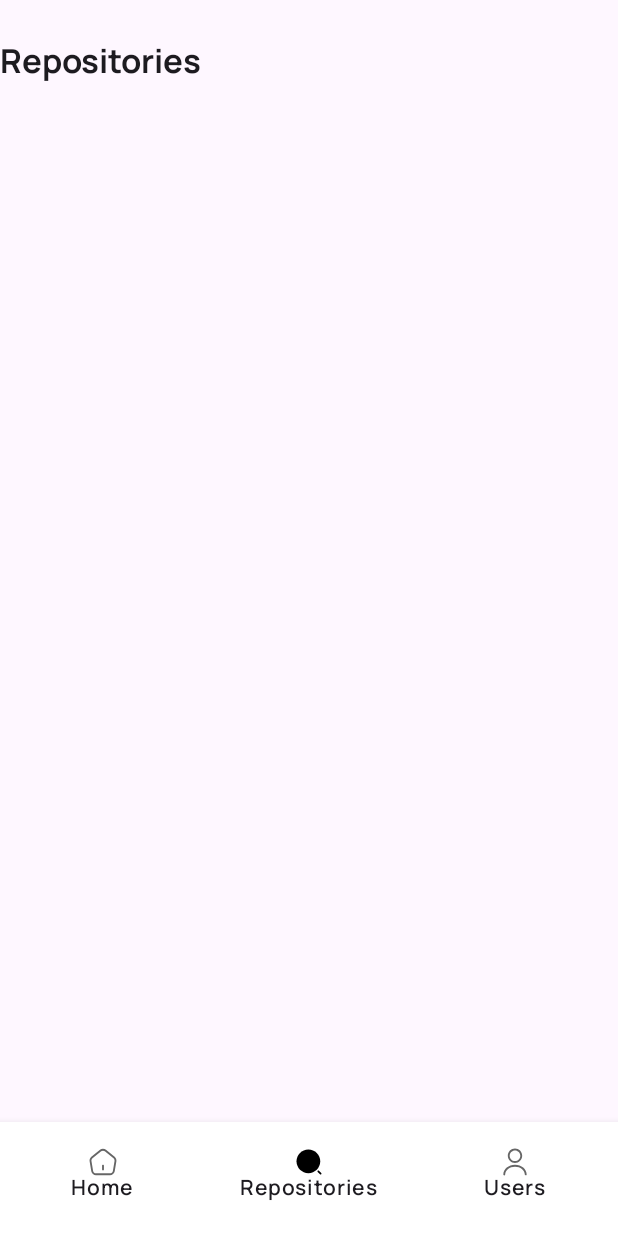
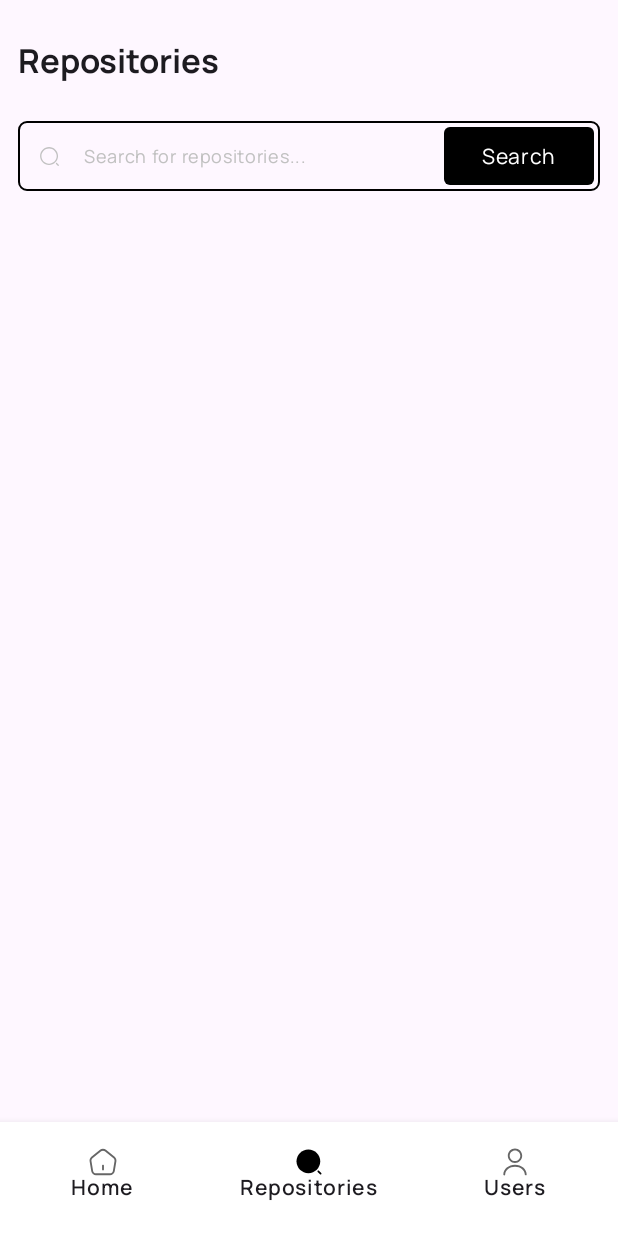
Before and after one commit to Xheghun/RepoLens, an Android app built with Jetpack Compose: the screen it shows after launch (MainActivity), item 2 of the bottom bar chosen, on a phone screen of 412 x 824 dp. Run offline under Robolectric (Android 15) with nearby library versions, the phone set to English and light mode, and no system bars.

Commit message:
search widget

```diff
--- a/app/src/main/java/com/xheghun/repolens/presentation/search/SearchView.kt
+++ b/app/src/main/java/com/xheghun/repolens/presentation/search/SearchView.kt
@@ -1,14 +1,93 @@
 package com.xheghun.repolens.presentation.search
 
+import androidx.compose.foundation.background
+import androidx.compose.foundation.border
+import androidx.compose.foundation.clickable
+import androidx.compose.foundation.layout.Box
 import androidx.compose.foundation.layout.Column
+import androidx.compose.foundation.layout.Row
+import androidx.compose.foundation.layout.fillMaxWidth
+import androidx.compose.foundation.layout.padding
+import androidx.compose.foundation.layout.size
+import androidx.compose.foundation.layout.width
+import androidx.compose.foundation.shape.RoundedCornerShape
+import androidx.compose.foundation.text.BasicTextField
+import androidx.compose.material.Icon
+import androidx.compose.material.Text
+import androidx.compose.material3.MaterialTheme
 import androidx.compose.runtime.Composable
+import androidx.compose.runtime.getValue
+import androidx.compose.runtime.mutableStateOf
+import androidx.compose.runtime.remember
+import androidx.compose.runtime.setValue
+import androidx.compose.ui.Alignment
+import androidx.compose.ui.Modifier
+import androidx.compose.ui.draw.clip
+import androidx.compose.ui.graphics.Color
+import androidx.compose.ui.res.painterResource
+import androidx.compose.ui.unit.dp
 import androidx.navigation.NavHostController
+import com.xheghun.repolens.R
+import com.xheghun.repolens.presentation.theme.Black
+import com.xheghun.repolens.presentation.theme.Grey
 import com.xheghun.repolens.presentation.widget.PageTitle
 
 @Composable
 fun SearchView(navController: NavHostController) {
-    Column {
 
+    var value by remember { mutableStateOf("") }
+
+    Column(
+        Modifier
+            .fillMaxWidth()
+            .padding(horizontal = 12.dp)
+    ) {
         PageTitle(title = "Repositories")
+        Row(
+            verticalAlignment = Alignment.CenterVertically,
+            modifier =
+            Modifier
+                .fillMaxWidth()
+                .border(1.dp, Black, RoundedCornerShape(6.dp))
+                .padding(4.dp)
+        ) {
+            Icon(
+                painterResource(id = R.drawable.search),
+                contentDescription = "search prefix",
+                tint = Grey,
+                modifier = Modifier
+                    .padding(horizontal = 10.dp)
+                    .size(14.dp)
+            )
+            Box(Modifier.width(6.dp))
+            BasicTextField(
+                value = value,
+                onValueChange = { newValue -> value = newValue},
+                decorationBox = { innerTextField ->
+                    if (value.isEmpty()) {
+                        Text(
+                            text = "Search for repositories...",
+                            color = Grey,
+                            style = MaterialTheme.typography.bodySmall,
+                        )
+                    } else {
+                        innerTextField()
+                    }
+
+                },
+                modifier = Modifier.weight(1f)
+            )
+            Box(Modifier.width(6.dp))
+            Text(
+                "Search",
+                style = MaterialTheme.typography.bodyLarge,
+                color = Color.White,
+                modifier = Modifier
+                    .clip(RoundedCornerShape(4.dp))
+                    .background(Black)
+                    .clickable { }
+                    .padding(horizontal = 25.dp, vertical = 10.dp)
+            )
+        }
     }
 }
--- a/app/src/main/java/com/xheghun/repolens/presentation/theme/Color.kt
+++ b/app/src/main/java/com/xheghun/repolens/presentation/theme/Color.kt
@@ -8,4 +8,5 @@ val DeepPurple = Color(0xFF5D2A6A)
 val Lime = Color(0xFF51FD00)
 val TealTransparent = Color(0xFFECF5F8)
 val PurpleTransparent = Color(0xFFF6EDF8)
-val Grey = Color(0xFFD9D9D9)
+val GreyLight = Color(0xFFD9D9D9)
+val Grey = Color(0xFFC1C1C1)
--- a/app/src/main/java/com/xheghun/repolens/presentation/theme/Type.kt
+++ b/app/src/main/java/com/xheghun/repolens/presentation/theme/Type.kt
@@ -36,4 +36,11 @@ val Typography = Typography(
         lineHeight = 16.sp,
         letterSpacing = 0.5.sp
     ),
+    bodySmall = TextStyle(
+        fontFamily = ManRope,
+        fontWeight = FontWeight.Normal,
+        fontSize = 12.sp,
+        lineHeight = 14.sp,
+        letterSpacing = 0.5.sp
+    )
 )
--- a/app/src/main/java/com/xheghun/repolens/presentation/widget/NavTile.kt
+++ b/app/src/main/java/com/xheghun/repolens/presentation/widget/NavTile.kt
@@ -1,6 +1,5 @@
 package com.xheghun.repolens.presentation.widget
 
-import androidx.compose.foundation.BorderStroke
 import androidx.compose.foundation.background
 import androidx.compose.foundation.border
 import androidx.compose.foundation.clickable
@@ -18,7 +17,7 @@ import androidx.compose.ui.draw.clip
 import androidx.compose.ui.graphics.Color
 import androidx.compose.ui.res.painterResource
 import androidx.compose.ui.unit.dp
-import com.xheghun.repolens.presentation.theme.Grey
+import com.xheghun.repolens.presentation.theme.GreyLight
 
 @Composable
 fun NavTile(
@@ -36,7 +35,7 @@ fun NavTile(
             .height(140.dp)
             .clip(RoundedCornerShape(4.dp))
             .clickable { onTap() }
-            .border(0.5.dp, Grey, shape = RoundedCornerShape(4.dp))
+            .border(0.5.dp, GreyLight, shape = RoundedCornerShape(4.dp))
             .background(backgroundColor)
             .padding(10.dp)
     ) {
```
Also changed, not shown: app/src/main/res/drawable/search_prompt.xml (added, +48 -0 lines).
